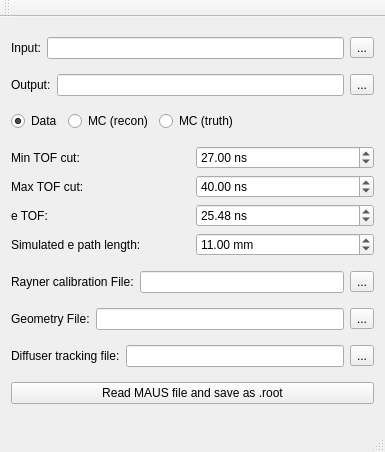
This is mainwindow.ui in victoriablackmore/Extract-MAUS-data as Qt 5 draws it before an edit. The edited form follows.
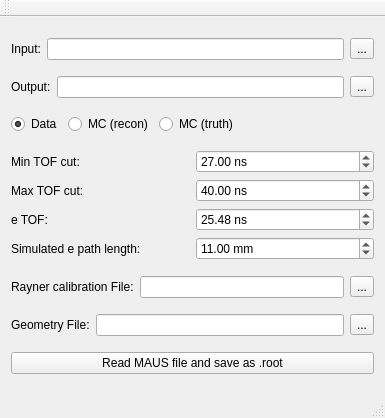
This is the edited form.

Commit message: In progress — changes add reading Global Tracking datastructure for reading in extrapolated tracks at diffuser planes.

Patch:
```diff
--- a/mainwindow.ui
+++ b/mainwindow.ui
@@ -7,7 +7,7 @@
     <x>0</x>
     <y>0</y>
     <width>385</width>
-    <height>452</height>
+    <height>418</height>
    </rect>
   </property>
   <property name="windowTitle">
@@ -264,34 +264,6 @@
       </item>
      </layout>
     </item>
-    <item>
-     <layout class="QHBoxLayout" name="horizontalLayout_5">
-      <item>
-       <widget class="QLabel" name="label_4">
-        <property name="toolTip">
-         <string>&lt;html&gt;&lt;head/&gt;&lt;body&gt;&lt;p&gt;If blank, no tracking file will be used. Tracking variables will not appear in the extracted ROOT file.&lt;/p&gt;&lt;/body&gt;&lt;/html&gt;</string>
-        </property>
-        <property name="text">
-         <string>Diffuser tracking file:</string>
-        </property>
-       </widget>
-      </item>
-      <item>
-       <widget class="QLineEdit" name="line_diffuser_tracking">
-        <property name="toolTip">
-         <string>&lt;html&gt;&lt;head/&gt;&lt;body&gt;&lt;p&gt;If blank, no tracking file will be used. Tracking variables will not appear in the extracted ROOT file.&lt;/p&gt;&lt;/body&gt;&lt;/html&gt;</string>
-        </property>
-       </widget>
-      </item>
-      <item>
-       <widget class="QToolButton" name="btn_diffuser_tracking">
-        <property name="text">
-         <string>...</string>
-        </property>
-       </widget>
-      </item>
-     </layout>
-    </item>
     <item>
      <widget class="QPushButton" name="btn_go">
       <property name="text">
```
The commit also changes 7 other files.
